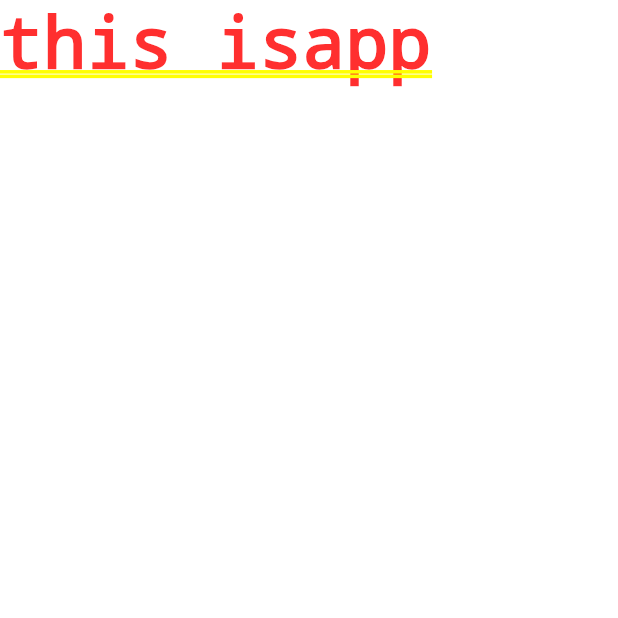
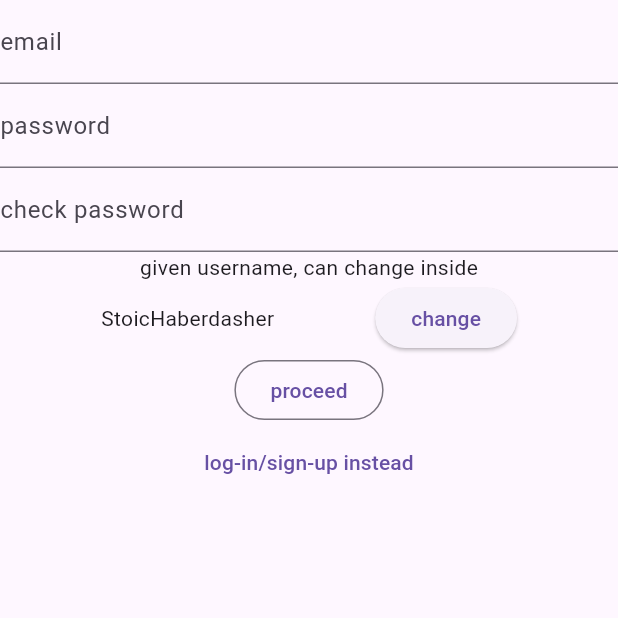
Before and after one commit to zacuel/stasis, a Flutter app: the screen it shows after launch, on a phone screen of 412 x 824 dp, the top half of it. Run offline on Flutter 3.47's test engine with Material 3 defaults, Android fonts, the phone set to English and light mode, and no system bars; our stand-ins replace cloud_firestore, firebase_auth, firebase_core, flutter_riverpod, fpdart; accounts and stored records are empty; generated files the repository leaves out were written again.

Commit message:
authentication works

```diff
--- a/lib/features/authentication/auth_controller.dart
+++ b/lib/features/authentication/auth_controller.dart
@@ -1,7 +1,12 @@
 import 'package:firebase_auth/firebase_auth.dart';
+import 'package:flutter/material.dart';
 import 'package:flutter_riverpod/flutter_riverpod.dart';
 
+import '../../models/person.dart';
+import '../../utils/snackybar.dart';
 import 'auth_repository.dart';
+
+final personProvider = StateProvider<Person?>((ref) => null);
 
 final authStateChangeProvider = StreamProvider<User?>((ref) {
   final authController = ref.read(authControllerProvider.notifier);
@@ -25,4 +30,22 @@ class AuthController extends StateNotifier<bool> {
         super(false);
 
   Stream<User?> get authStateChange => _authRepository.authStateChange;
+
+  Future<void> signUp(String email, String password, String alias, BuildContext context) async {
+    state = true;
+    final result = await _authRepository.signUp(email, password, alias);
+    state = false;
+    result.fold((l) => showSnackBar(context, l.message), (r) {
+      _ref.read(personProvider.notifier).update((state) => r);
+    });
+  }
+
+  Future<void> logIn(String email, String password, BuildContext context) async {
+    state = true;
+    final result = await _authRepository.logIn(email, password);
+    state = false;
+    result.fold((l) => showSnackBar(context, l.message), (r) {
+      _ref.read(personProvider.notifier).update((state) => r);
+    });
+  }
 }
--- /dev/null
+++ b/lib/features/authentication/name_engine.dart
@@ -0,0 +1,13 @@
+import 'dart:math';
+
+const List<String> adjectives = ['Absolute', 'Dynamic', 'Penultimate', 'Unbothered', 'Stoic', 'Unregulated', ];
+const List<String> nouns = ['Firefighter', 'Lavalamp', 'Practitioner', 'Olive', 'Haberdasher', "Larynx"];
+
+class NameEngine {
+  NameEngine._();
+
+  static String get _adjective => adjectives[Random().nextInt(adjectives.length)];
+  static String get _noun => nouns[Random().nextInt(nouns.length)];
+
+  static String get userName => _adjective + _noun;
+}
--- a/lib/main.dart
+++ b/lib/main.dart
@@ -2,7 +2,9 @@ import 'package:firebase_core/firebase_core.dart';
 import 'package:flutter/material.dart';
 import 'package:flutter_riverpod/flutter_riverpod.dart';
 import 'package:stasis/features/authentication/auth_controller.dart';
+import 'package:stasis/ui/auth/auth_screen.dart';
 import 'package:stasis/ui/common/error_loader.dart';
+import 'package:stasis/ui/home_screen.dart';
 
 import 'utils/firebase_utils/firebase_options.dart';
 
@@ -25,7 +27,10 @@ class _MyAppState extends ConsumerState<MyApp> {
     return MaterialApp(
       home: ref.watch(authStateChangeProvider).when(
           data: (data) {
-            return const Text("this isapp");
+            if (data != null) {
+              return const HomeScreen();
+            }
+            return const AuthScreen();
           },
           error: (error, _) => ErrorText(error.toString()),
           loading: () => const Loader()),
--- /dev/null
+++ b/lib/ui/auth/auth_screen.dart
@@ -0,0 +1,100 @@
+import 'package:flutter/material.dart';
+import 'package:flutter_riverpod/flutter_riverpod.dart';
+import 'package:stasis/features/authentication/auth_controller.dart';
+import 'package:stasis/features/authentication/name_engine.dart';
+import 'package:stasis/ui/common/error_loader.dart';
+import 'package:stasis/utils/snackybar.dart';
+
+class AuthScreen extends ConsumerStatefulWidget {
+  const AuthScreen({super.key});
+
+  @override
+  ConsumerState<ConsumerStatefulWidget> createState() => _AuthScreenState();
+}
+
+class _AuthScreenState extends ConsumerState<AuthScreen> {
+  bool _isNewUser = true;
+  late String _username;
+  final _emailController = TextEditingController();
+  final _passwordController = TextEditingController();
+  final _checkPassController = TextEditingController();
+
+  @override
+  void initState() {
+    super.initState();
+    _changeUserName();
+  }
+
+  _changeUserName() {
+    setState(() {
+      _username = NameEngine.userName;
+    });
+  }
+
+  _changeModes() {
+    setState(() {
+      _isNewUser = !_isNewUser;
+    });
+  }
+
+  _proceed() {
+    if (_isNewUser && _passwordController.text != _checkPassController.text) {
+      showSnackBar(context, 'password do not match');
+    } else {
+      if (_isNewUser) {
+        ref.read(authControllerProvider.notifier).signUp(_emailController.text, _passwordController.text, _username, context);
+      } else {
+        ref.read(authControllerProvider.notifier).logIn(_emailController.text, _passwordController.text, context);
+      }
+    }
+  }
+
+  @override
+  Widget build(BuildContext context) {
+    final isLoading = ref.watch(authControllerProvider);
+    return Scaffold(
+      body: Column(
+        children: [
+          TextField(
+            controller: _emailController,
+            decoration: const InputDecoration(label: Text('email')),
+          ),
+          TextField(
+            controller: _passwordController,
+            obscureText: true,
+            decoration: const InputDecoration(label: Text('password')),
+          ),
+          if (_isNewUser)
+            TextField(
+              controller: _checkPassController,
+              obscureText: true,
+              decoration: const InputDecoration(label: Text('check password')),
+            ),
+          if (_isNewUser)
+            Column(
+              children: [
+                const Text('given username, can change inside'),
+                Row(
+                  mainAxisAlignment: MainAxisAlignment.spaceEvenly,
+                  children: [
+                    Text(_username),
+                    ElevatedButton(onPressed: _changeUserName, child: const Text('change')),
+                  ],
+                ),
+              ],
+            ),
+          Container(child: isLoading ? const Loader() : OutlinedButton(onPressed: _proceed, child: const Text('proceed'))),
+          TextButton(onPressed: _changeModes, child: const Text('log-in/sign-up instead'))
+        ],
+      ),
+    );
+  }
+
+  @override
+  void dispose() {
+    super.dispose();
+    _emailController.dispose();
+    _passwordController.dispose();
+    _checkPassController.dispose();
+  }
+}
--- a/pubspec.yaml
+++ b/pubspec.yaml
@@ -39,6 +39,7 @@ dependencies:
   cloud_firestore: ^4.14.0
   firebase_auth: ^4.16.0
   flutter_riverpod: ^2.4.10
+  fpdart: ^1.1.0
 
 dev_dependencies:
   flutter_test:
```
Also changed, not shown: lib/features/authentication/auth_repository.dart (+47 -1 lines), lib/ui/home_screen.dart (added, +23 -0 lines), lib/utils/snackybar.dart (added, +7 -0 lines), lib/utils/type_defs.dart (renamed from lib/utils/firebase_utils/type_defs.dart), pubspec.lock.
